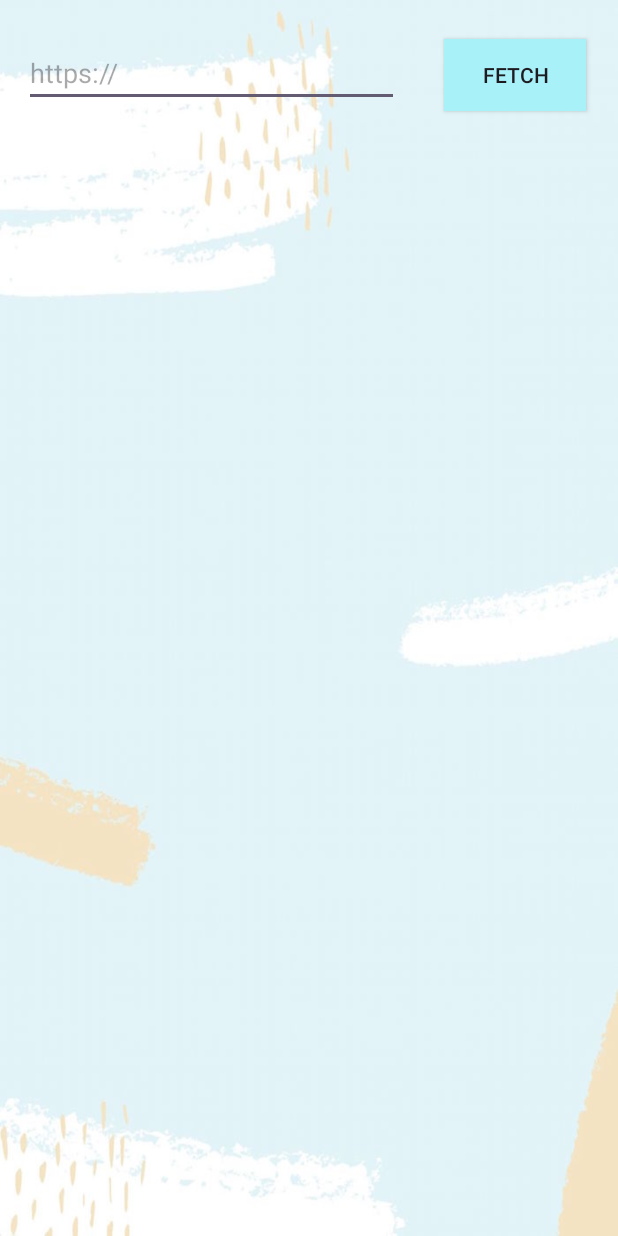
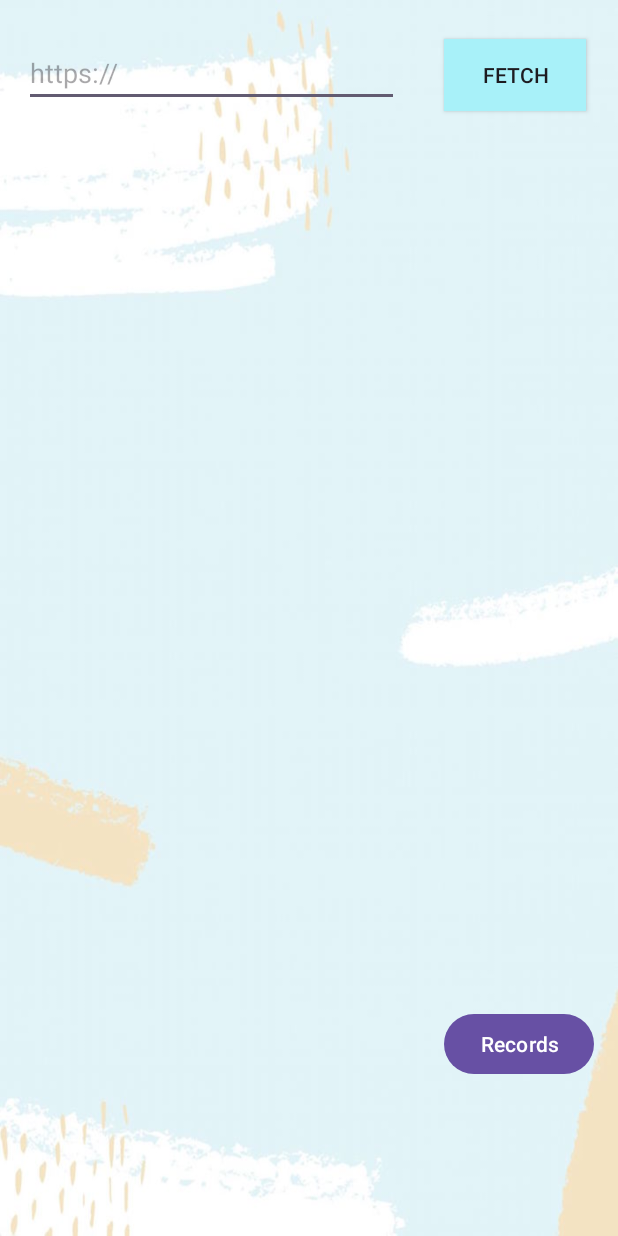
Before and after one commit to charmainethq/Team6_Android_CA, an Android app: the MainActivity screen opened directly, with no data from a screen before it, on a phone screen of 412 x 824 dp. Run offline under Robolectric (Android 15) with nearby library versions, the phone set to English and light mode, and no system bars.

Commit message:
record button at main page

```diff
--- a/app/src/main/java/com/iss/MainActivity.java
+++ b/app/src/main/java/com/iss/MainActivity.java
@@ -48,6 +48,8 @@ public class MainActivity extends AppCompatActivity {
     private ProgressBar selectionBar;
 
     private TextView selectionText;
+
+    private Button resultButton;
 
     private ArrayList<String> selectedImageUrls;
     private BroadcastReceiver completeReceiver = new BroadcastReceiver() {
@@ -106,7 +108,7 @@ public class MainActivity extends AppCompatActivity {
         urlEditText = findViewById(R.id.urlEditText);
         fetchButton = findViewById(R.id.fetchButton);
         gridView = findViewById(R.id.gridView);
-
+        resultButton = findViewById(R.id.btnResult);
         downloadBar = findViewById(R.id.downloadBar);
         downloadText = findViewById(R.id.downloadText);
         selectionBar = findViewById(R.id.selectionBar);
@@ -178,6 +180,14 @@ public class MainActivity extends AppCompatActivity {
                         }
                     }
                 });
+            }
+        });
+
+        resultButton.setOnClickListener(new View.OnClickListener() {
+            @Override
+            public void onClick(View view) {
+                Intent intent = new Intent(MainActivity.this,ResultActivity.class);
+                startActivity(intent);
             }
         });
     }
--- a/app/src/main/res/layout/activity_main.xml
+++ b/app/src/main/res/layout/activity_main.xml
@@ -39,7 +39,15 @@
         android:numColumns="4"
         android:verticalSpacing="16dp" />
 
-    <!-- consider adding a selection bar and text view for images selected-->
+    <Button
+        android:id="@+id/btnResult"
+        android:layout_width="wrap_content"
+        android:layout_height="wrap_content"
+        android:text="Records"
+        android:layout_above="@id/selectionBar"
+        android:layout_alignParentEnd="true"
+        />
+
     <ProgressBar
         android:id="@+id/selectionBar"
         style="?android:attr/progressBarStyleHorizontal"
```
